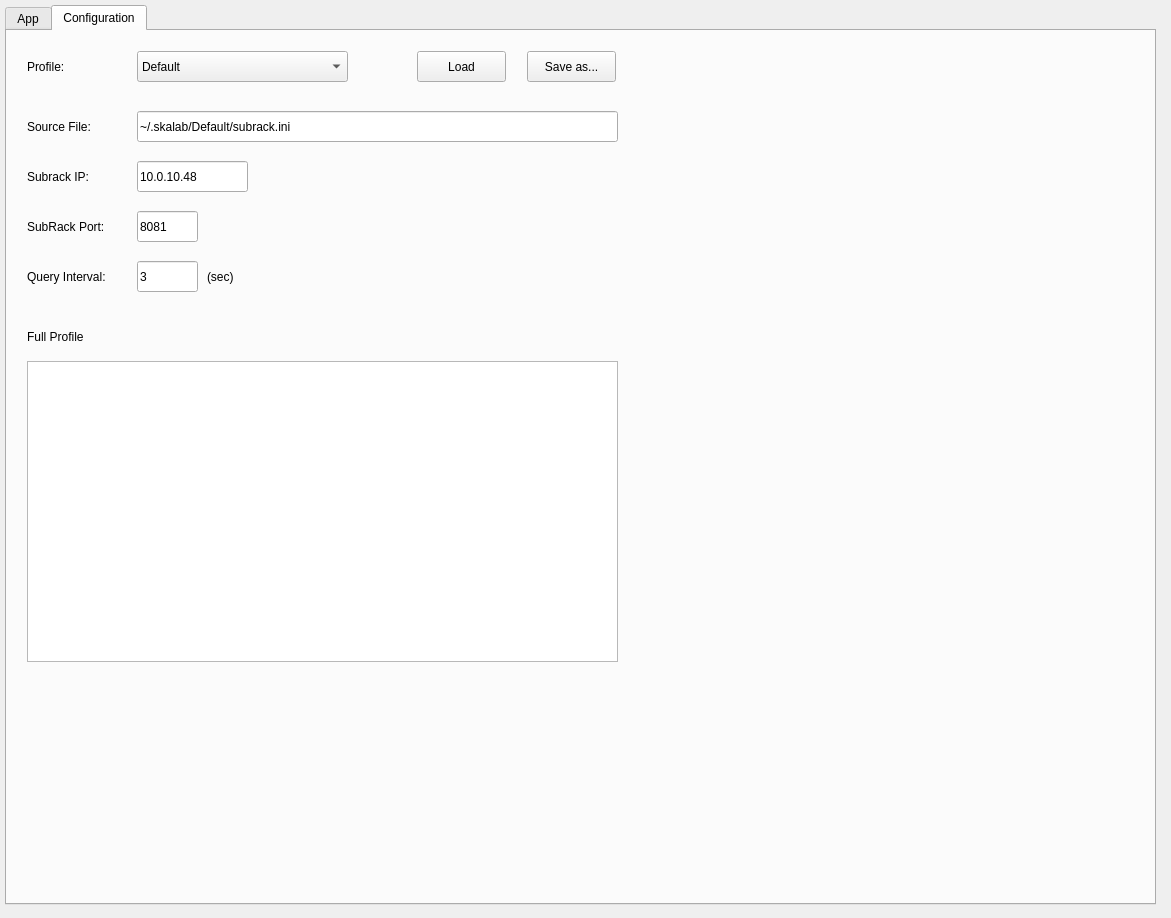
Old version of the form skalab_subrack.ui in the repository amattana/skalab.
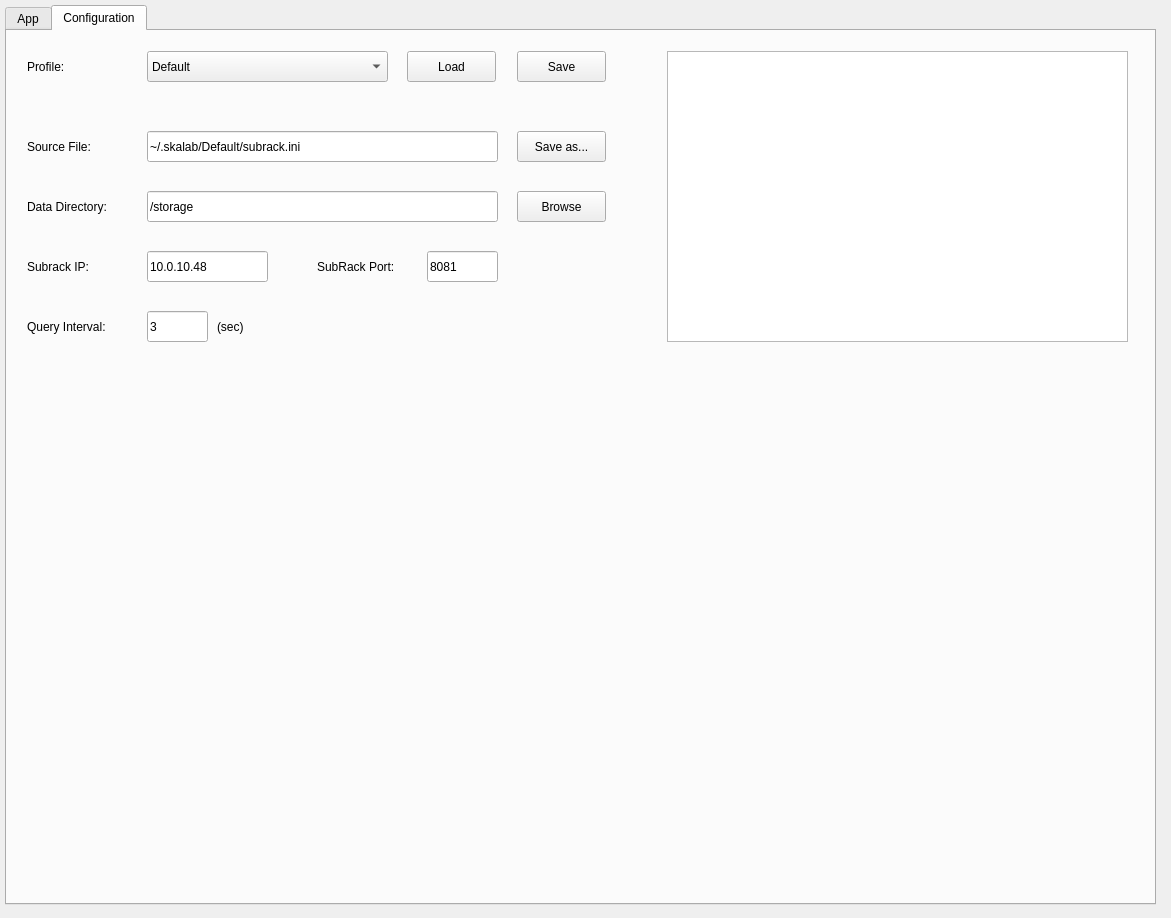
New version of the form. The open tabs and pages were chosen to show the change.

Patch:
```diff
--- a/skalab_subrack.ui
+++ b/skalab_subrack.ui
@@ -872,7 +872,7 @@
      <property name="geometry">
       <rect>
        <x>20</x>
-       <y>80</y>
+       <y>100</y>
        <width>91</width>
        <height>31</height>
       </rect>
@@ -890,9 +890,9 @@
     <widget class="QLineEdit" name="qline_configuration_file">
      <property name="geometry">
       <rect>
-       <x>130</x>
-       <y>80</y>
-       <width>481</width>
+       <x>140</x>
+       <y>100</y>
+       <width>351</width>
        <height>31</height>
       </rect>
      </property>
@@ -906,37 +906,18 @@
     <widget class="QTableWidget" name="qtable_conf">
      <property name="geometry">
       <rect>
-       <x>20</x>
-       <y>330</y>
-       <width>591</width>
-       <height>301</height>
+       <x>660</x>
+       <y>20</y>
+       <width>461</width>
+       <height>291</height>
       </rect>
      </property>
     </widget>
-    <widget class="QLabel" name="qlabel_conf_label_3">
-     <property name="geometry">
-      <rect>
-       <x>20</x>
-       <y>290</y>
-       <width>91</width>
-       <height>31</height>
-      </rect>
-     </property>
-     <property name="layoutDirection">
-      <enum>Qt::LeftToRight</enum>
-     </property>
-     <property name="text">
-      <string>Full Profile</string>
-     </property>
-     <property name="alignment">
-      <set>Qt::AlignLeading|Qt::AlignLeft|Qt::AlignVCenter</set>
-     </property>
-    </widget>
     <widget class="QPushButton" name="qbutton_saveas">
      <property name="geometry">
       <rect>
-       <x>520</x>
-       <y>20</y>
+       <x>510</x>
+       <y>100</y>
        <width>89</width>
        <height>31</height>
       </rect>
@@ -967,9 +948,9 @@
     <widget class="QComboBox" name="qcombo_profile">
      <property name="geometry">
       <rect>
-       <x>130</x>
+       <x>140</x>
        <y>20</y>
-       <width>211</width>
+       <width>241</width>
        <height>31</height>
       </rect>
      </property>
@@ -988,7 +969,7 @@
     <widget class="QPushButton" name="qbutton_load">
      <property name="geometry">
       <rect>
-       <x>410</x>
+       <x>400</x>
        <y>20</y>
        <width>89</width>
        <height>31</height>
@@ -1001,9 +982,9 @@
     <widget class="QLineEdit" name="qline_profile_ip">
      <property name="geometry">
       <rect>
-       <x>130</x>
-       <y>130</y>
-       <width>111</width>
+       <x>140</x>
+       <y>220</y>
+       <width>121</width>
        <height>31</height>
       </rect>
      </property>
@@ -1018,7 +999,7 @@
      <property name="geometry">
       <rect>
        <x>20</x>
-       <y>130</y>
+       <y>220</y>
        <width>111</width>
        <height>31</height>
       </rect>
@@ -1036,8 +1017,8 @@
     <widget class="QLabel" name="qlabel_conf_label_7">
      <property name="geometry">
       <rect>
-       <x>20</x>
-       <y>180</y>
+       <x>310</x>
+       <y>220</y>
        <width>101</width>
        <height>31</height>
       </rect>
@@ -1055,9 +1036,9 @@
     <widget class="QLineEdit" name="qline_profile_port">
      <property name="geometry">
       <rect>
-       <x>130</x>
-       <y>180</y>
-       <width>61</width>
+       <x>420</x>
+       <y>220</y>
+       <width>71</width>
        <height>31</height>
       </rect>
      </property>
@@ -1071,8 +1052,8 @@
     <widget class="QLineEdit" name="qline_profile_interval">
      <property name="geometry">
       <rect>
-       <x>130</x>
-       <y>230</y>
+       <x>140</x>
+       <y>280</y>
        <width>61</width>
        <height>31</height>
       </rect>
@@ -1088,7 +1069,7 @@
      <property name="geometry">
       <rect>
        <x>20</x>
-       <y>230</y>
+       <y>280</y>
        <width>111</width>
        <height>31</height>
       </rect>
@@ -1106,8 +1087,8 @@
     <widget class="QLabel" name="qlabel_conf_label_9">
      <property name="geometry">
       <rect>
-       <x>200</x>
-       <y>230</y>
+       <x>210</x>
+       <y>280</y>
        <width>41</width>
        <height>31</height>
       </rect>
@@ -1122,6 +1103,67 @@
       <set>Qt::AlignLeading|Qt::AlignLeft|Qt::AlignVCenter</set>
      </property>
     </widget>
+    <widget class="QPushButton" name="qbutton_save">
+     <property name="geometry">
+      <rect>
+       <x>510</x>
+       <y>20</y>
+       <width>89</width>
+       <height>31</height>
+      </rect>
+     </property>
+     <property name="text">
+      <string>Save</string>
+     </property>
+    </widget>
+    <widget class="QLineEdit" name="qline_output_dir">
+     <property name="geometry">
+      <rect>
+       <x>140</x>
+       <y>160</y>
+       <width>351</width>
+       <height>31</height>
+      </rect>
+     </property>
+     <property name="text">
+      <string>/storage</string>
+     </property>
+     <property name="readOnly">
+      <bool>false</bool>
+     </property>
+    </widget>
+    <widget class="QLabel" name="qlabel_conf_label_2">
+     <property name="geometry">
+      <rect>
+       <x>20</x>
+       <y>160</y>
+       <width>121</width>
+       <height>31</height>
+      </rect>
+     </property>
+     <property name="layoutDirection">
+      <enum>Qt::LeftToRight</enum>
+     </property>
+     <property name="text">
+      <string>Data Directory:</string>
+     </property>
+     <property name="alignment">
+      <set>Qt::AlignLeading|Qt::AlignLeft|Qt::AlignVCenter</set>
+     </property>
+    </widget>
+    <widget class="QPushButton" name="qbutton_saveas_2">
+     <property name="geometry">
+      <rect>
+       <x>510</x>
+       <y>160</y>
+       <width>89</width>
+       <height>31</height>
+      </rect>
+     </property>
+     <property name="text">
+      <string>Browse</string>
+     </property>
+    </widget>
    </widget>
   </widget>
  </widget>
```
Left out of the diff: 8 changed lines with no effect on the pictures.
